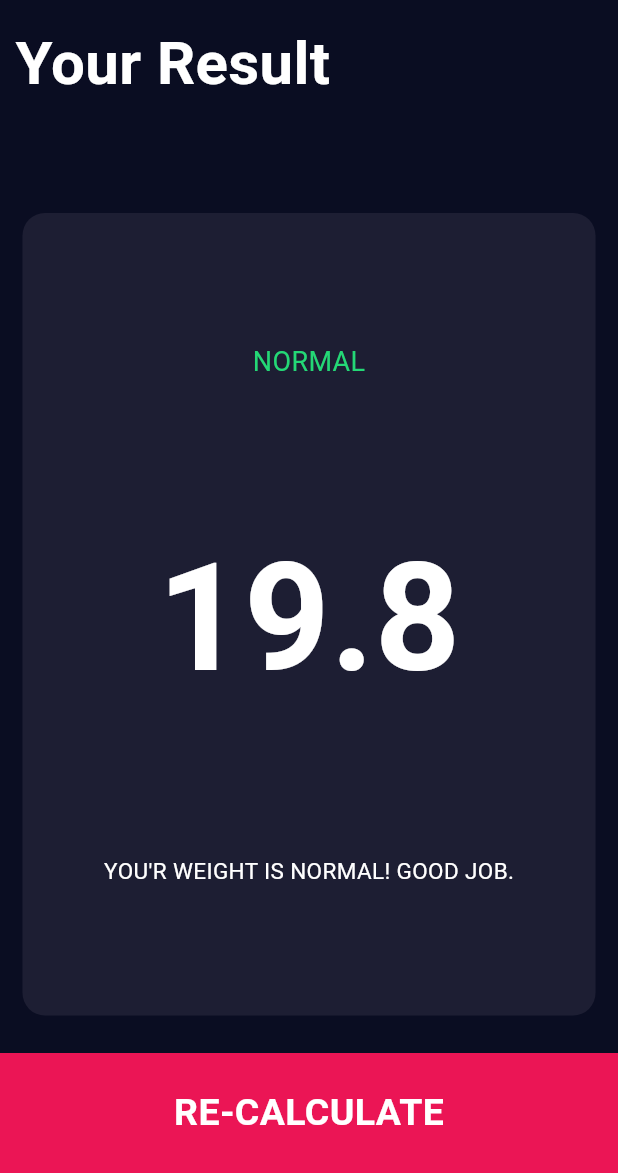
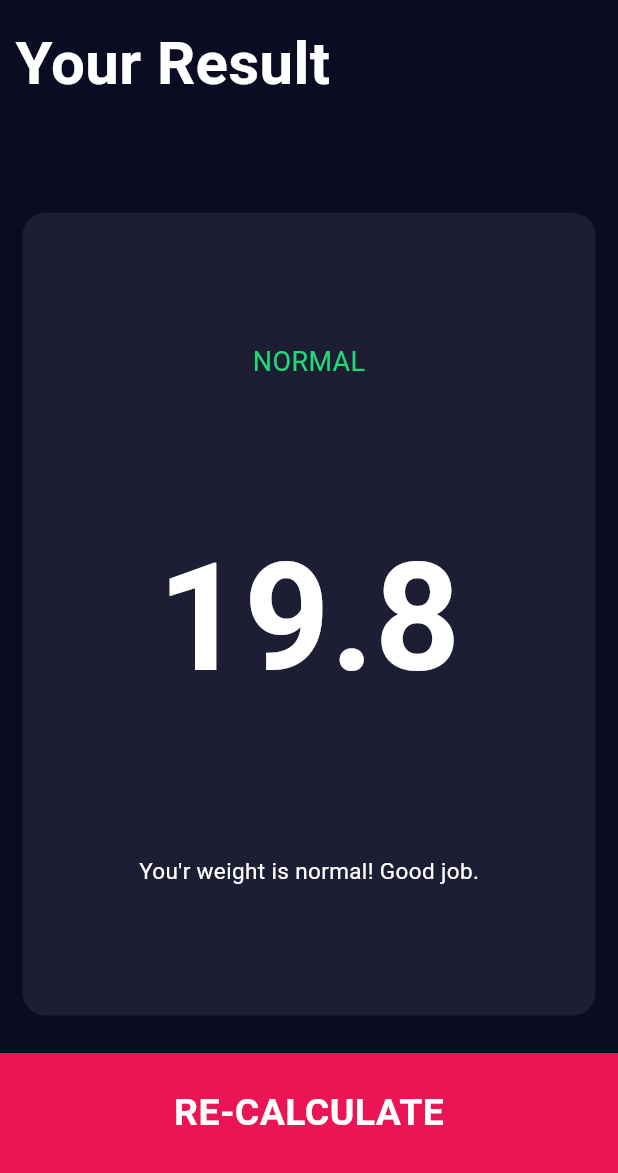
Before and after one commit to Abhishekraina7/bmi_calculator_app, a Flutter app: the screen it shows after launch, after a tap on "CALCULATE", on a phone screen of 412 x 824 dp, the part 63-1236 px from its top. Run offline on Flutter 3.47's test engine with Material 3 defaults, Android fonts, the phone set to English and light mode, and no system bars; our stand-ins replace font_awesome_flutter.

```diff
--- a/lib/brain_of_app.dart
+++ b/lib/brain_of_app.dart
@@ -1,4 +1,3 @@
-
 
 import 'dart:math';
 
@@ -47,4 +46,5 @@ class Calculations{
 
   }
 
+
 }
--- a/lib/input_page.dart
+++ b/lib/input_page.dart
@@ -7,18 +7,27 @@ import 'Reusable_card.dart';
 import 'constants.dart';
 import 'brain_of_app.dart';
 import 'bottom_button.dart';
+import 'package:path_provider/path_provider.dart';
+
 //happy diwali
 
-enum Genders{male,female} // emums for male and female selection representation
+enum Genders{male,female} // enums for male and female selection representation
 
 class InputPage extends StatefulWidget {
   const InputPage({super.key});
+
 
   @override
   InputPageState createState() => InputPageState();
 }
 
 class InputPageState extends State<InputPage> {
+  @override
+  void initState() {
+    // TODO: implement initState
+    super.initState();
+
+  }
   Genders ? selectedGender;//It is a null aware operator, it helps the expression to be evaluated as null without causing any error
   int height = 180;
   int weight = 65;
--- a/lib/main.dart
+++ b/lib/main.dart
@@ -1,13 +1,11 @@
 import 'package:flutter/material.dart';
 import 'splash_Screen.dart';
 
-//This file for deciding the theme of our application
+//This file is for deciding the theme of our application
 void main() => runApp(const BMICalculator());
 
 class BMICalculator extends StatelessWidget {
   const BMICalculator({super.key});
-
-
   @override
   Widget build(BuildContext context) {
     return MaterialApp(
@@ -21,6 +19,7 @@ class BMICalculator extends StatelessWidget {
 
       ),
       home: const Splashscreen(),
+      //The file inside the home section is the one which opens the first.
     );
   }
 }
--- a/lib/results_page.dart
+++ b/lib/results_page.dart
@@ -35,8 +35,10 @@ class ResultsPage extends StatelessWidget {
                   result.toUpperCase(),
                 style: kFinalstyle,
                 ),
-                Text(suggestion.toUpperCase(),
-                  style: kSuggestionmessagestyle,
+                Center(
+                  child: Text(suggestion,
+                    style: kSuggestionmessagestyle,
+                  ),
                 ),
               ],
             ),
--- a/pubspec.yaml
+++ b/pubspec.yaml
@@ -13,6 +13,8 @@ dependencies:
     sdk: flutter
   font_awesome_flutter: ^9.0.0
   cupertino_icons: ^1.0.2
+  path_provider: ^2.1.1
+
 
 dev_dependencies:
   flutter_test:
```
Also changed, not shown: pubspec.lock, 27 other files.
